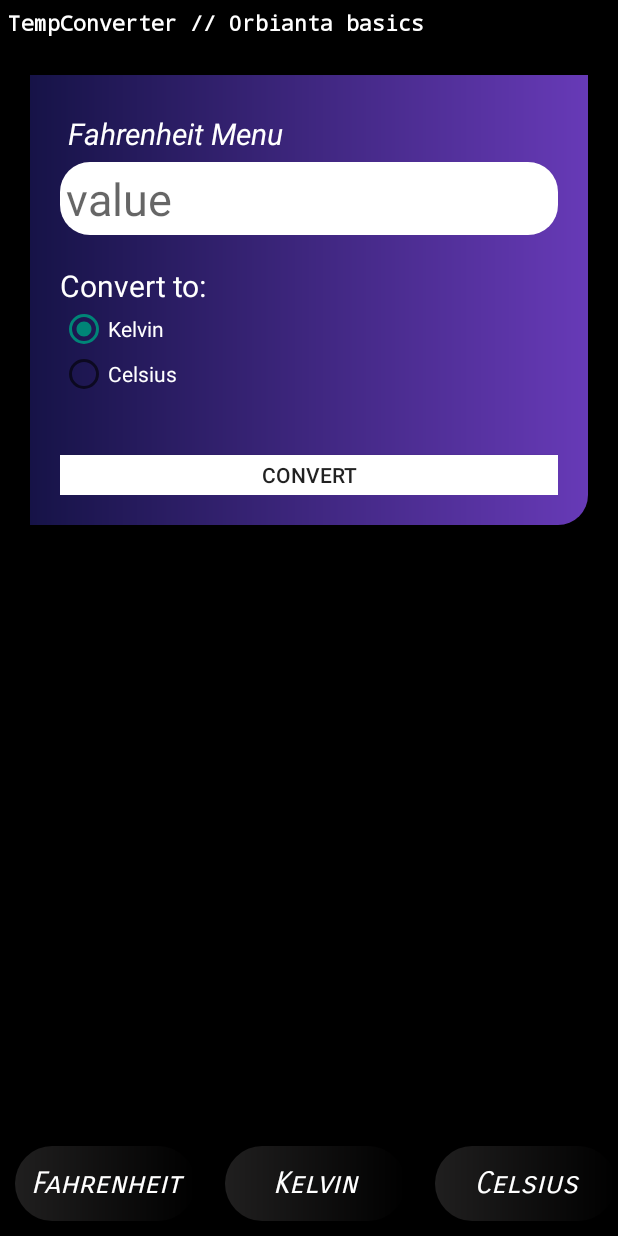
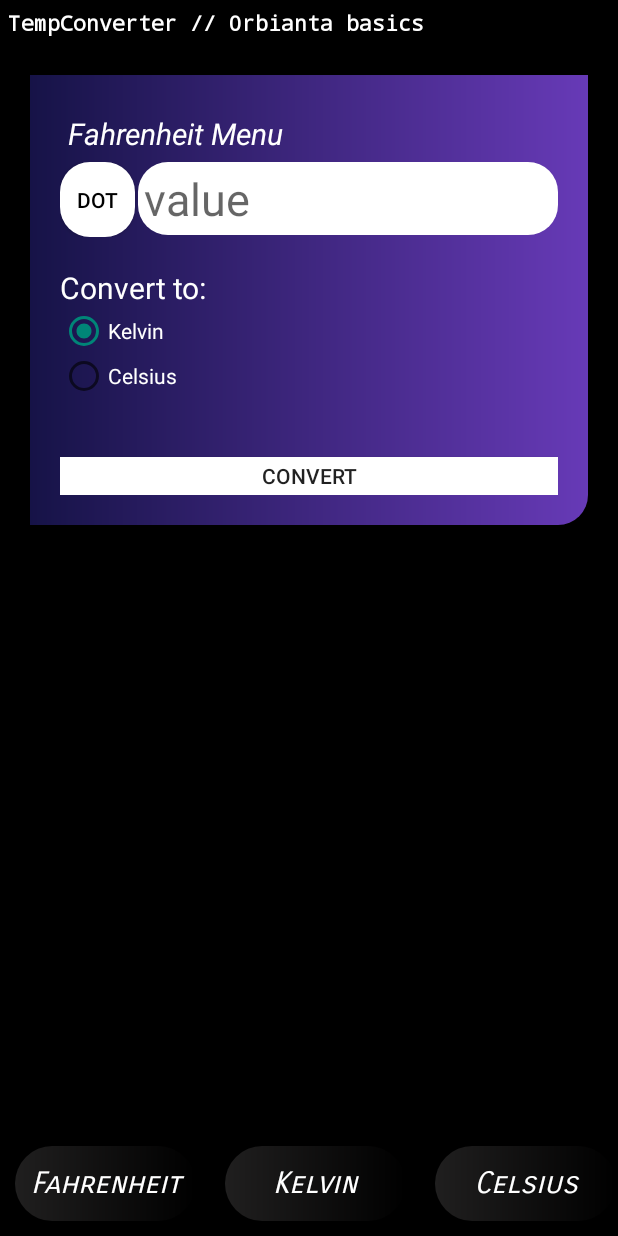
Before and after one commit to 0rbianta/TempConverter, an Android app: the screen it shows after launch (MainActivity), on a phone screen of 412 x 824 dp. Run offline under Robolectric (Android 15) with nearby library versions, the phone set to English and light mode, and no system bars; 1 statement that could not run was skipped.

Commit message:
fix main_activity.xml
appended more number options and negative ones

```diff
--- a/app/src/main/res/layout/activity_main.xml
+++ b/app/src/main/res/layout/activity_main.xml
@@ -59,6 +59,20 @@
                             android:layout_height="wrap_content"
                             android:text="Fahrenheit Menu" />
 
+                        <LinearLayout
+                            android:layout_width="match_parent"
+                            android:layout_height="50sp"
+                            android:orientation="horizontal">
+
+                            <Button
+                                android:layout_marginRight="2sp"
+                                android:textColor="#000"
+                                android:background="@drawable/etxt_usr_bg"
+                                android:layout_width="50sp"
+                                android:layout_height="match_parent"
+                                android:onClick="add_dot_clicked"
+                                android:text="dot" />
+
                             <EditText
                                 android:id="@+id/fetxt_usr"
                                 android:layout_width="match_parent"
@@ -66,10 +80,13 @@
                                 android:background="@drawable/etxt_usr_bg"
                                 android:ems="10"
                                 android:hint="value"
-                            android:inputType="number"
+                                android:digits="0123456789.-"
+                                android:inputType="numberSigned"
                                 android:padding="4sp"
                                 android:textColor="#000"
                                 android:textSize="30sp" />
+
+                        </LinearLayout>
 
                         <TextView
                             android:layout_width="match_parent"
@@ -151,6 +168,20 @@
                             android:layout_height="wrap_content"
                             android:text="Kelvin Menu" />
 
+                        <LinearLayout
+                            android:layout_width="match_parent"
+                            android:layout_height="50sp"
+                            android:orientation="horizontal">
+
+                            <Button
+                                android:layout_marginRight="2sp"
+                                android:textColor="#000"
+                                android:background="@drawable/etxt_usr_bg"
+                                android:layout_width="50sp"
+                                android:layout_height="match_parent"
+                                android:onClick="add_dot_clicked"
+                                android:text="dot" />
+
                             <EditText
                                 android:id="@+id/ketxt_usr"
                                 android:layout_width="match_parent"
@@ -158,10 +189,15 @@
                                 android:background="@drawable/etxt_usr_bg"
                                 android:ems="10"
                                 android:hint="value"
-                            android:inputType="number"
+                                android:digits="0123456789.-"
+                                android:inputType="numberSigned"
                                 android:padding="4sp"
                                 android:textColor="#000"
                                 android:textSize="30sp" />
+
+                        </LinearLayout>
+
+
 
                         <TextView
                             android:layout_width="match_parent"
@@ -243,6 +279,20 @@
                             android:layout_height="wrap_content"
                             android:text="Celsius Menu" />
 
+                        <LinearLayout
+                            android:layout_width="match_parent"
+                            android:layout_height="50sp"
+                            android:orientation="horizontal">
+
+                            <Button
+                                android:layout_marginRight="2sp"
+                                android:textColor="#000"
+                                android:background="@drawable/etxt_usr_bg"
+                                android:layout_width="50sp"
+                                android:layout_height="match_parent"
+                                android:onClick="add_dot_clicked"
+                                android:text="dot" />
+
                             <EditText
                                 android:id="@+id/cetxt_usr"
                                 android:layout_width="match_parent"
@@ -250,10 +300,15 @@
                                 android:background="@drawable/etxt_usr_bg"
                                 android:ems="10"
                                 android:hint="value"
-                            android:inputType="number"
+                                android:digits="0123456789.-"
+                                android:inputType="numberSigned"
                                 android:padding="4sp"
                                 android:textColor="#000"
                                 android:textSize="30sp" />
+
+                        </LinearLayout>
+
+
 
                         <TextView
                             android:layout_width="match_parent"
```
Lines whose indentation alone changed are shown as unchanged.
